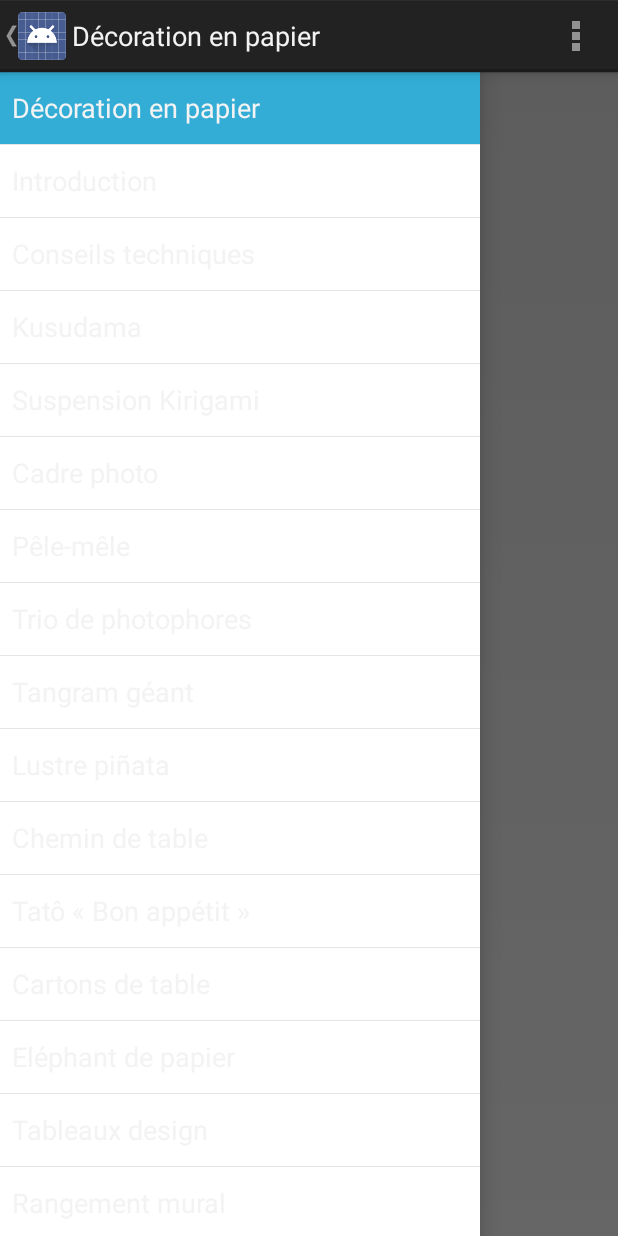
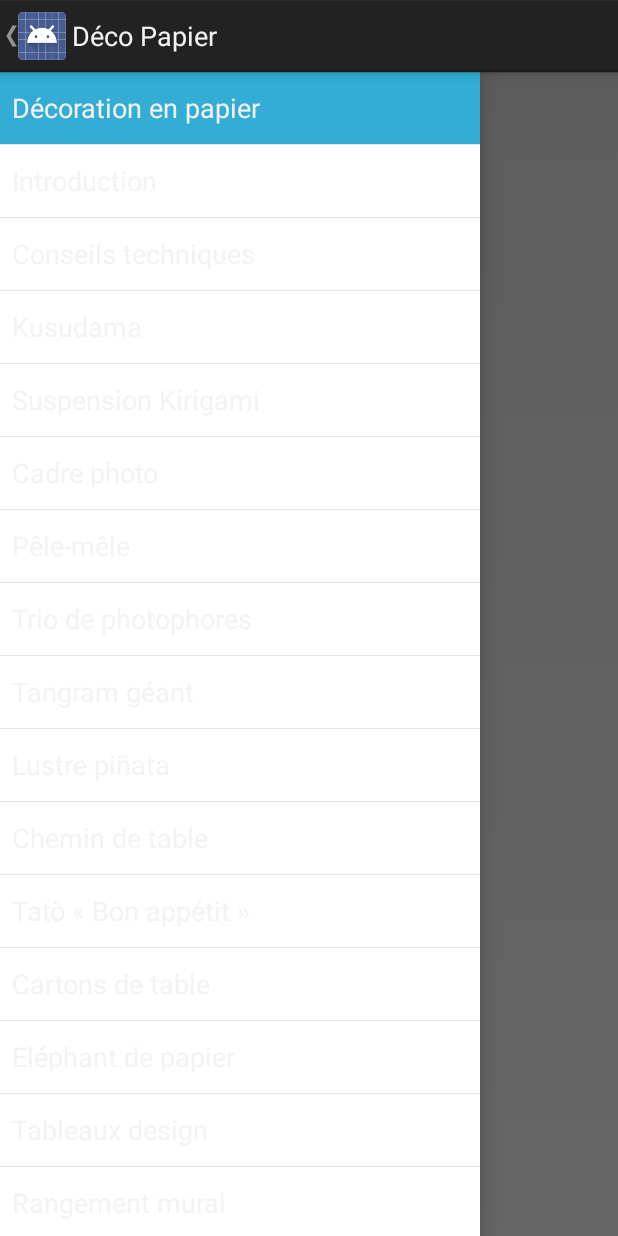
Before and after one commit to nicomo/DecoPapier_android, an Android app: the screen it shows after launch (MainActivity), on a phone screen of 412 x 824 dp. Run offline under Robolectric (Android 15) with nearby library versions, the phone set to English and light mode, and no system bars; 2 statements that could not run were skipped.

Commit message:
Remove unneeded menus

```diff
--- a/DecoPapier/src/main/java/fr/citronours/decopapier/MainActivity.java
+++ b/DecoPapier/src/main/java/fr/citronours/decopapier/MainActivity.java
@@ -77,32 +77,6 @@ public class MainActivity extends Activity
         actionBar.setTitle(mTitle);
     }
 
-
-    @Override
-    public boolean onCreateOptionsMenu(Menu menu) {
-        if (!mNavigationDrawerFragment.isDrawerOpen()) {
-            // Only show items in the action bar relevant to this screen
-            // if the drawer is not showing. Otherwise, let the drawer
-            // decide what to show in the action bar.
-            getMenuInflater().inflate(R.menu.main, menu);
-            restoreActionBar();
-            return true;
-        }
-        return super.onCreateOptionsMenu(menu);
-    }
-
-    @Override
-    public boolean onOptionsItemSelected(MenuItem item) {
-        // Handle action bar item clicks here. The action bar will
-        // automatically handle clicks on the Home/Up button, so long
-        // as you specify a parent activity in AndroidManifest.xml.
-        int id = item.getItemId();
-        if (id == R.id.action_settings) {
-            return true;
-        }
-        return super.onOptionsItemSelected(item);
-    }
-
     /**
      * A placeholder fragment containing a simple view.
      */
--- a/DecoPapier/src/main/java/fr/citronours/decopapier/NavigationDrawerFragment.java
+++ b/DecoPapier/src/main/java/fr/citronours/decopapier/NavigationDrawerFragment.java
@@ -249,24 +249,8 @@ public class NavigationDrawerFragment extends Fragment {
     }
 
     @Override
-    public void onCreateOptionsMenu(Menu menu, MenuInflater inflater) {
-        // If the drawer is open, show the global app actions in the action bar. See also
-        // showGlobalContextActionBar, which controls the top-left area of the action bar.
-        if (mDrawerLayout != null && isDrawerOpen()) {
-            inflater.inflate(R.menu.global, menu);
-            showGlobalContextActionBar();
-        }
-        super.onCreateOptionsMenu(menu, inflater);
-    }
-
-    @Override
     public boolean onOptionsItemSelected(MenuItem item) {
         if (mDrawerToggle.onOptionsItemSelected(item)) {
-            return true;
-        }
-
-        if (item.getItemId() == R.id.action_example) {
-            Toast.makeText(getActivity(), "Example action.", Toast.LENGTH_SHORT).show();
             return true;
         }
 
--- a/DecoPapier/src/main/res/menu/global.xml
+++ /dev/null
@@ -1,6 +0,0 @@
-<menu xmlns:android="http://schemas.android.com/apk/res/android">
-    <item android:id="@+id/action_settings"
-        android:title="@string/action_settings"
-        android:orderInCategory="100"
-        android:showAsAction="never" />
-</menu>
--- a/DecoPapier/src/main/res/menu/main.xml
+++ /dev/null
@@ -1,11 +0,0 @@
-<menu xmlns:android="http://schemas.android.com/apk/res/android"
-    xmlns:tools="http://schemas.android.com/tools"
-    tools:context="fr.citronours.decopapier.MainActivity" >
-    <item android:id="@+id/action_example"
-        android:title="@string/action_example"
-        android:showAsAction="withText|ifRoom" />
-    <item android:id="@+id/action_settings"
-        android:title="@string/action_settings"
-        android:orderInCategory="100"
-        android:showAsAction="never" />
-</menu>
--- a/DecoPapier/src/main/res/values/strings.xml
+++ b/DecoPapier/src/main/res/values/strings.xml
@@ -1,15 +1,9 @@
 <?xml version="1.0" encoding="utf-8"?>
 <resources>
 
-    <string name="app_name">DecoPapier</string>
-    <string name="title_chapter_detail">Chapter Detail</string>
+    <string name="app_name">Déco Papier</string>
     <string name="title_activity_main">MainActivity</string>
-    <string name="title_section1">Section 1</string>
-    <string name="title_section2">Section 2</string>
-    <string name="title_section3">Section 3</string>
     <string name="navigation_drawer_open">Open navigation drawer</string>
     <string name="navigation_drawer_close">Close navigation drawer</string>
-    <string name="action_example">Example action</string>
-    <string name="action_settings">Settings</string>
 
 </resources>
```
